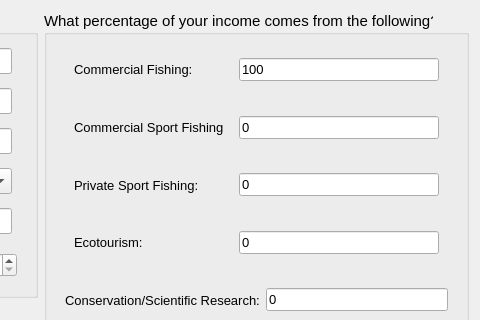
Old version of the form cobi_loreto/Interview/interviewstart.ui in the repository Ecotrust/openoceanmap-desktop; both pictures show x 339 to 819 and y 0 to 320 of the 819 by 561 pixel window.
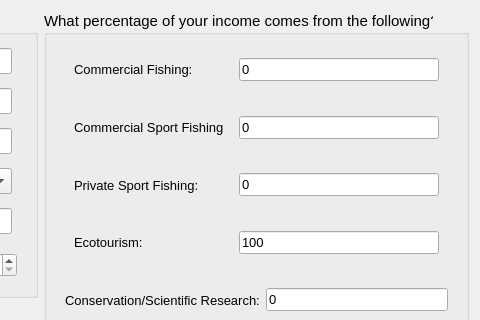
New version of the form.

```diff
--- a/cobi_loreto/Interview/interviewstart.ui
+++ b/cobi_loreto/Interview/interviewstart.ui
@@ -712,7 +712,7 @@
               </font>
              </property>
              <property name="text" >
-              <string>100</string>
+              <string>0</string>
              </property>
             </widget>
            </item>
@@ -898,7 +898,7 @@
               </font>
              </property>
              <property name="text" >
-              <string>0</string>
+              <string>100</string>
              </property>
             </widget>
            </item>
```
